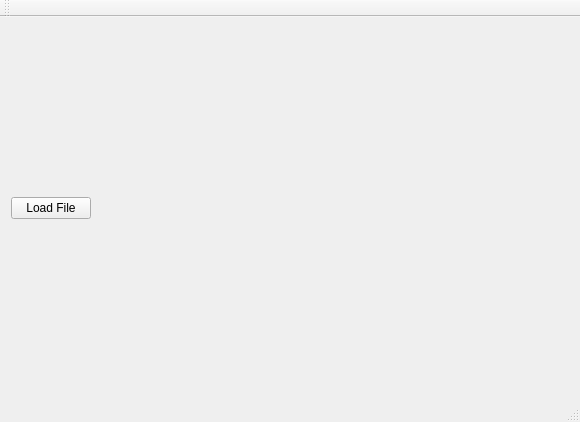
Old version of the form playground/mainwindow.ui in the repository evonove/moply.
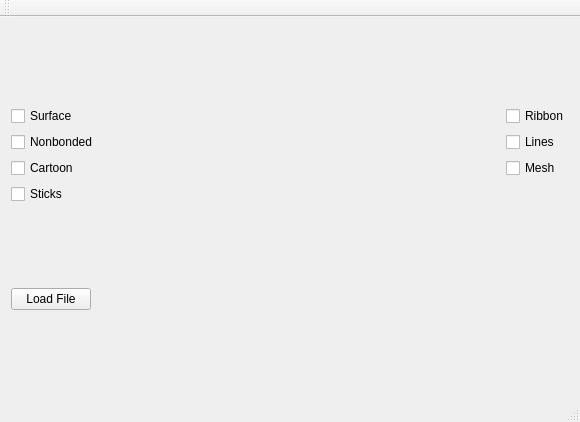
New version of the form.

The edit to the form file:
```diff
--- a/playground/mainwindow.ui
+++ b/playground/mainwindow.ui
@@ -14,17 +14,86 @@
    <string>MainWindow</string>
   </property>
   <widget class="QWidget" name="centralWidget">
-   <property name="layoutDirection">
-    <enum>Qt::RightToLeft</enum>
-   </property>
    <property name="autoFillBackground">
     <bool>false</bool>
    </property>
-   <layout class="QVBoxLayout" name="verticalLayout">
+   <layout class="QVBoxLayout" name="verticalLayout_2">
+    <item>
+     <layout class="QHBoxLayout" name="horizontalLayout" stretch="0">
+      <item>
+       <layout class="QGridLayout" name="gridLayout">
+        <item row="0" column="0">
+         <widget class="QCheckBox" name="surfaceBox">
+          <property name="text">
+           <string>Surface</string>
+          </property>
+         </widget>
+        </item>
+        <item row="1" column="0">
+         <widget class="QCheckBox" name="nbBox">
+          <property name="text">
+           <string>Nonbonded</string>
+          </property>
+         </widget>
+        </item>
+        <item row="0" column="1">
+         <widget class="QCheckBox" name="ribbonBox">
+          <property name="sizePolicy">
+           <sizepolicy hsizetype="Maximum" vsizetype="Fixed">
+            <horstretch>0</horstretch>
+            <verstretch>0</verstretch>
+           </sizepolicy>
+          </property>
+          <property name="layoutDirection">
+           <enum>Qt::LeftToRight</enum>
+          </property>
+          <property name="text">
+           <string>Ribbon</string>
+          </property>
+         </widget>
+        </item>
+        <item row="1" column="1">
+         <widget class="QCheckBox" name="linesBox">
+          <property name="text">
+           <string>Lines</string>
+          </property>
+         </widget>
+        </item>
+        <item row="2" column="0">
+         <widget class="QCheckBox" name="cartoonBox">
+          <property name="text">
+           <string>Cartoon</string>
+          </property>
+         </widget>
+        </item>
+        <item row="2" column="1">
+         <widget class="QCheckBox" name="meshBox">
+          <property name="sizePolicy">
+           <sizepolicy hsizetype="Maximum" vsizetype="Fixed">
+            <horstretch>0</horstretch>
+            <verstretch>0</verstretch>
+           </sizepolicy>
+          </property>
+          <property name="text">
+           <string>Mesh</string>
+          </property>
+         </widget>
+        </item>
+        <item row="3" column="0">
+         <widget class="QCheckBox" name="sticksBox">
+          <property name="text">
+           <string>Sticks</string>
+          </property>
+         </widget>
+        </item>
+       </layout>
+      </item>
+     </layout>
+    </item>
     <item>
      <widget class="QPushButton" name="loadFile">
       <property name="sizePolicy">
-       <sizepolicy hsizetype="Fixed" vsizetype="Fixed">
+       <sizepolicy hsizetype="Maximum" vsizetype="Fixed">
         <horstretch>0</horstretch>
         <verstretch>0</verstretch>
        </sizepolicy>
```
